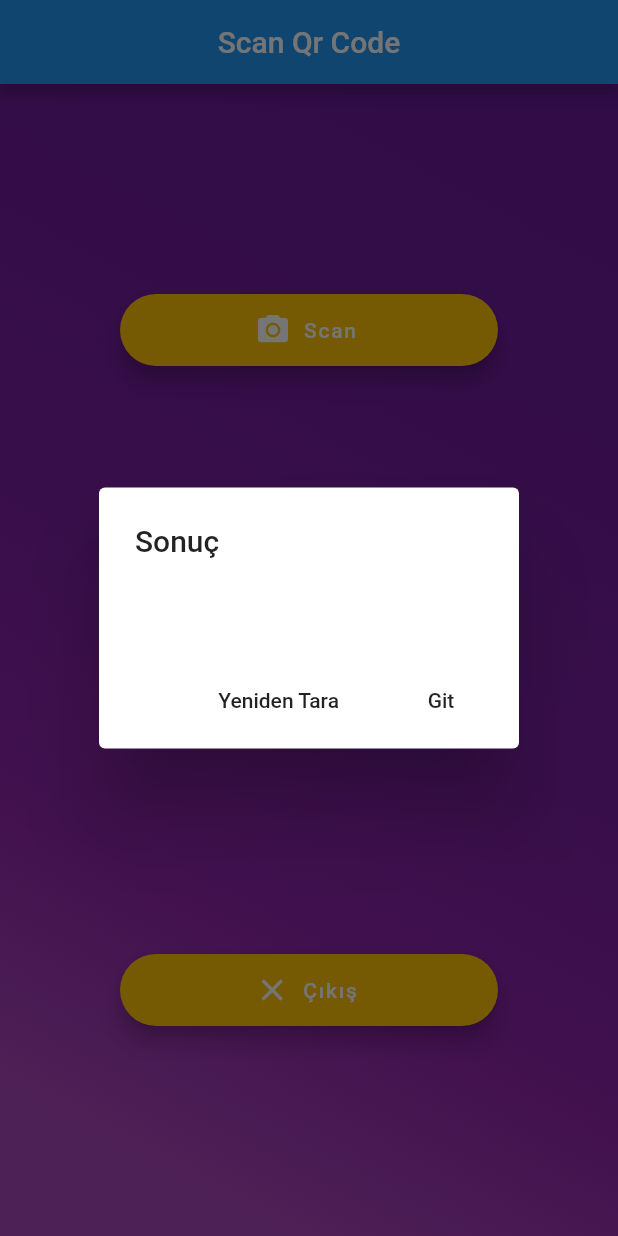
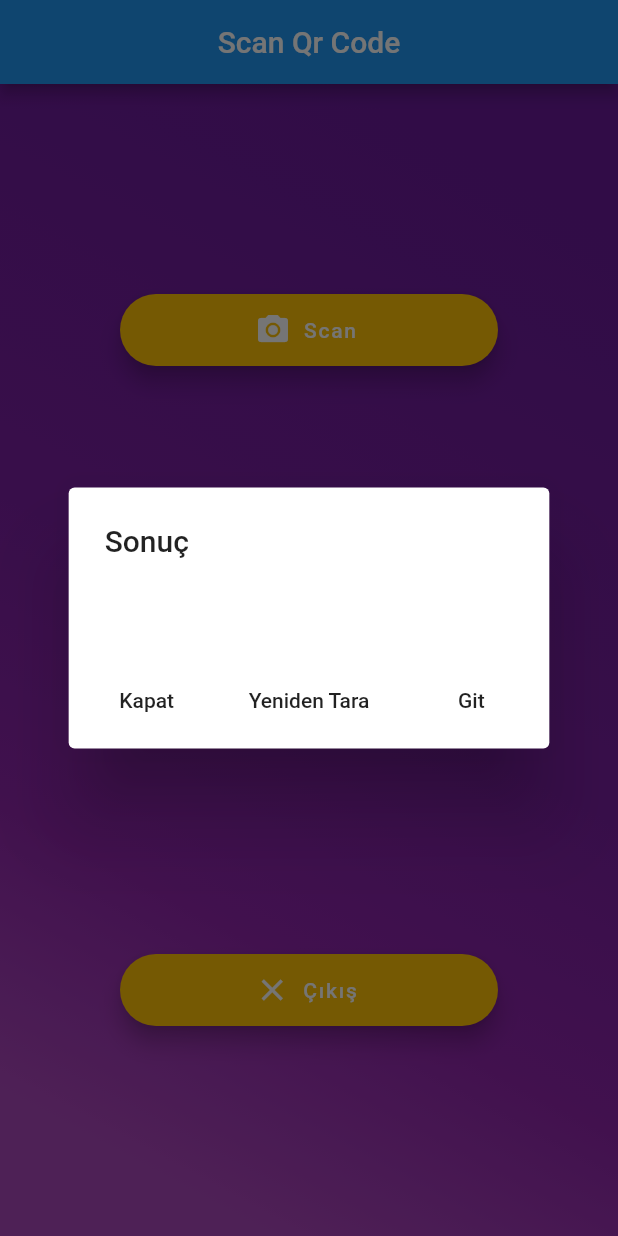
Before and after one commit to maqtay/Flutter-QR-Code-Scanner, a Flutter app: the screen it shows after launch, after a tap on "Scan", on a phone screen of 412 x 824 dp. Run offline on Flutter 3.47's test engine with Material 2 defaults, Android fonts, the phone set to English and light mode, and no system bars; our stand-ins replace connectivity, fluttertoast; missing offline and left inert: barcode_scan.

Commit message:
Update main.dart

```diff
--- a/lib/main.dart
+++ b/lib/main.dart
@@ -91,15 +91,21 @@ class HomePageState extends State<HomePage> with SingleTickerProviderStateMixin{
             ),
             actions: <Widget>[
               FlatButton(
-                child: Text('Yeniden Tara'),
-                onPressed: () {
+                child: Text("Kapat"),
+                onPressed:() {
                   Navigator.of(context).pop();
                 },
               ),
               FlatButton(
+                child: Text('Yeniden Tara'),
+                onPressed: _scanqr,
+              ),
+
+              FlatButton(
                 child: Text('Git'),
                 onPressed: _launchUrl,
               ),
+
             ],
           );
         }
```
